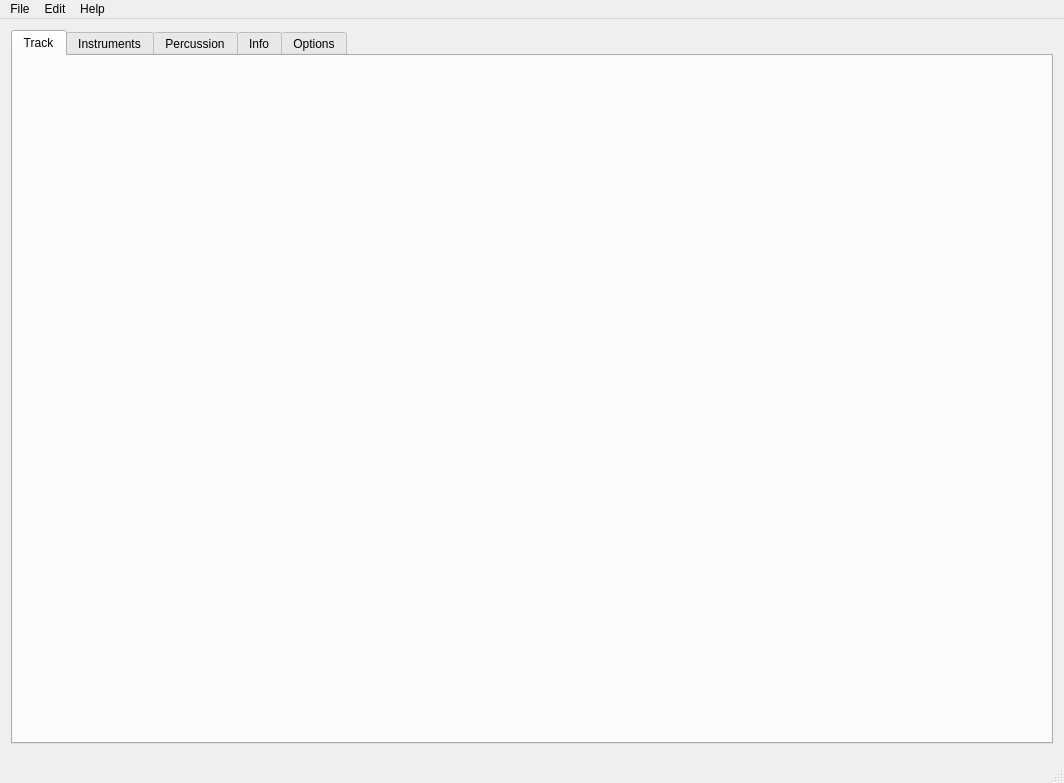
Before: the Qt Designer form mainwindow.ui in steux/tiatracker, drawn with Qt 5.
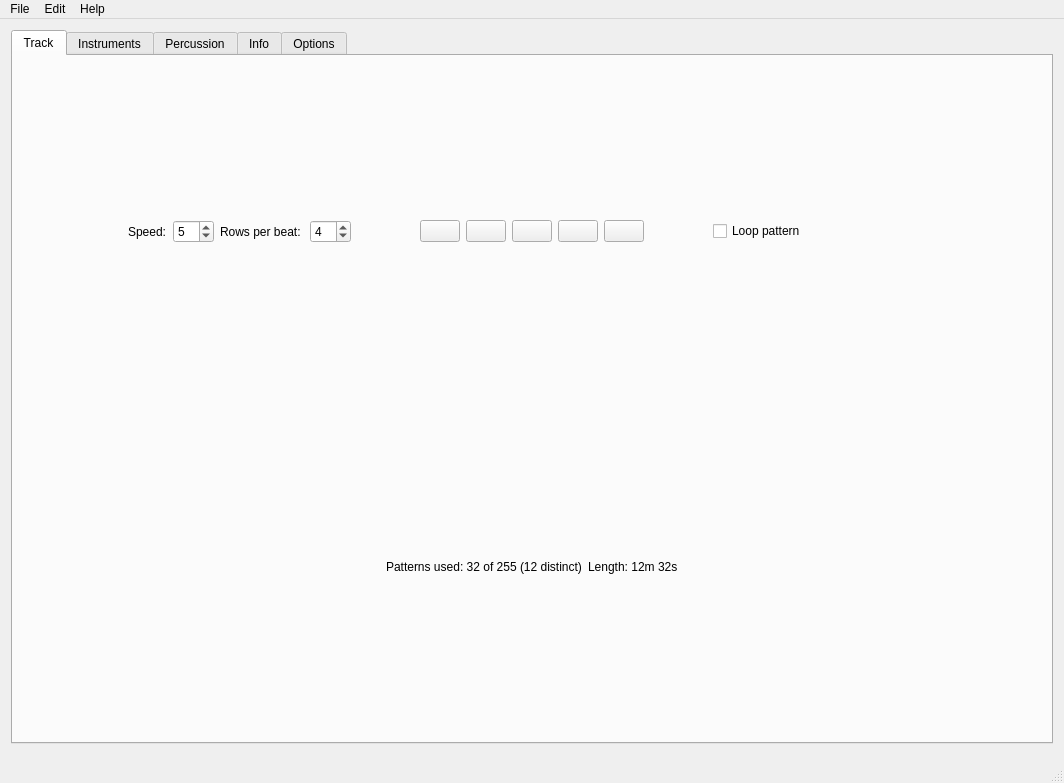
After: the same form once the commit is applied. The open tabs and pages were chosen to show the change. Icons and pictures are not drawn. Custom widgets are drawn as their Qt base class.

Commit message: - added player button gfx - added upper and lower track widgets

What changed in the file:
```diff
--- a/mainwindow.ui
+++ b/mainwindow.ui
@@ -24,6 +24,201 @@
        <attribute name="title">
         <string>Track</string>
        </attribute>
+       <layout class="QVBoxLayout" name="verticalLayout_4">
+        <item>
+         <widget class="QWidget" name="widget_4" native="true">
+          <layout class="QHBoxLayout" name="horizontalLayout_5">
+           <item alignment="Qt::AlignRight">
+            <widget class="QWidget" name="widget_8" native="true">
+             <layout class="QHBoxLayout" name="horizontalLayout_8">
+              <item>
+               <widget class="QLabel" name="label_9">
+                <property name="text">
+                 <string>Speed:</string>
+                </property>
+               </widget>
+              </item>
+              <item>
+               <widget class="QSpinBox" name="spinBoxSpeed">
+                <property name="minimum">
+                 <number>1</number>
+                </property>
+                <property name="value">
+                 <number>5</number>
+                </property>
+               </widget>
+              </item>
+              <item>
+               <widget class="QLabel" name="label_8">
+                <property name="text">
+                 <string>Rows per beat: </string>
+                </property>
+               </widget>
+              </item>
+              <item>
+               <widget class="QSpinBox" name="spinBoxRowsPerBeat">
+                <property name="minimum">
+                 <number>2</number>
+                </property>
+                <property name="value">
+                 <number>4</number>
+                </property>
+               </widget>
+              </item>
+             </layout>
+            </widget>
+           </item>
+           <item alignment="Qt::AlignHCenter">
+            <widget class="QWidget" name="widget_9" native="true">
+             <layout class="QHBoxLayout" name="horizontalLayout_9">
+              <item>
+               <widget class="QPushButton" name="pushButtonRestart">
+                <property name="text">
+                 <string/>
+                </property>
+                <property name="icon">
+                 <iconset resource="main.qrc">
+                  <normaloff>:/graphics/restart.png</normaloff>:/graphics/restart.png</iconset>
+                </property>
+                <property name="iconSize">
+                 <size>
+                  <width>10</width>
+                  <height>10</height>
+                 </size>
+                </property>
+               </widget>
+              </item>
+              <item>
+               <widget class="QPushButton" name="pushButtonLast">
+                <property name="text">
+                 <string/>
+                </property>
+                <property name="icon">
+                 <iconset resource="main.qrc">
+                  <normaloff>:/graphics/last.png</normaloff>:/graphics/last.png</iconset>
+                </property>
+                <property name="iconSize">
+                 <size>
+                  <width>10</width>
+                  <height>10</height>
+                 </size>
+                </property>
+               </widget>
+              </item>
+              <item>
+               <widget class="QPushButton" name="pushButtonStop">
+                <property name="text">
+                 <string/>
+                </property>
+                <property name="icon">
+                 <iconset resource="main.qrc">
+                  <normaloff>:/graphics/stop.png</normaloff>:/graphics/stop.png</iconset>
+                </property>
+                <property name="iconSize">
+                 <size>
+                  <width>10</width>
+                  <height>10</height>
+                 </size>
+                </property>
+               </widget>
+              </item>
+              <item>
+               <widget class="QPushButton" name="pushButtonPlay">
+                <property name="icon">
+                 <iconset resource="main.qrc">
+                  <normaloff>:/graphics/play.png</normaloff>:/graphics/play.png</iconset>
+                </property>
+                <property name="iconSize">
+                 <size>
+                  <width>10</width>
+                  <height>10</height>
+                 </size>
+                </property>
+               </widget>
+              </item>
+              <item>
+               <widget class="QPushButton" name="pushButtonNext">
+                <property name="text">
+                 <string/>
+                </property>
+                <property name="icon">
+                 <iconset resource="main.qrc">
+                  <normaloff>:/graphics/next.png</normaloff>:/graphics/next.png</iconset>
+                </property>
+                <property name="iconSize">
+                 <size>
+                  <width>10</width>
+                  <height>10</height>
+                 </size>
+                </property>
+               </widget>
+              </item>
+             </layout>
+            </widget>
+           </item>
+           <item alignment="Qt::AlignLeft">
+            <widget class="QWidget" name="widget_6" native="true">
+             <layout class="QHBoxLayout" name="horizontalLayout_7">
+              <item alignment="Qt::AlignRight">
+               <widget class="QCheckBox" name="checkBoxLoopPattern">
+                <property name="text">
+                 <string>Loop pattern</string>
+                </property>
+               </widget>
+              </item>
+             </layout>
+            </widget>
+           </item>
+          </layout>
+         </widget>
+        </item>
+        <item>
+         <widget class="QWidget" name="widget_5" native="true">
+          <layout class="QHBoxLayout" name="horizontalLayout_6">
+           <item>
+            <spacer name="horizontalSpacer_7">
+             <property name="orientation">
+              <enum>Qt::Horizontal</enum>
+             </property>
+             <property name="sizeHint" stdset="0">
+              <size>
+               <width>40</width>
+               <height>20</height>
+              </size>
+             </property>
+            </spacer>
+           </item>
+           <item>
+            <widget class="QLabel" name="labelPatternsUsed">
+             <property name="text">
+              <string>Patterns used: 32 of 255 (12 distinct)</string>
+             </property>
+            </widget>
+           </item>
+           <item>
+            <widget class="QLabel" name="label_10">
+             <property name="text">
+              <string>Length: 12m 32s</string>
+             </property>
+            </widget>
+           </item>
+           <item>
+            <spacer name="horizontalSpacer_6">
+             <property name="orientation">
+              <enum>Qt::Horizontal</enum>
+             </property>
+             <property name="sizeHint" stdset="0">
+              <size>
+               <width>40</width>
+               <height>20</height>
+              </size>
+             </property>
+            </spacer>
+           </item>
+          </layout>
+         </widget>
+        </item>
+       </layout>
       </widget>
       <widget class="InstrumentsTab" name="tabInstruments">
        <property name="sizePolicy">
```
Left out of the diff: 6 changed lines with no effect on the pictures. The commit also changes 6 other files.
